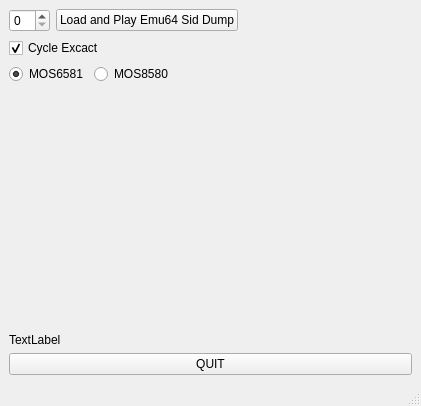
This is the_pico_sid_desktop_simulation/mainwindow.ui in ThKattanek/the_pico_sid as Qt 5 draws it before an edit. The edited form follows.
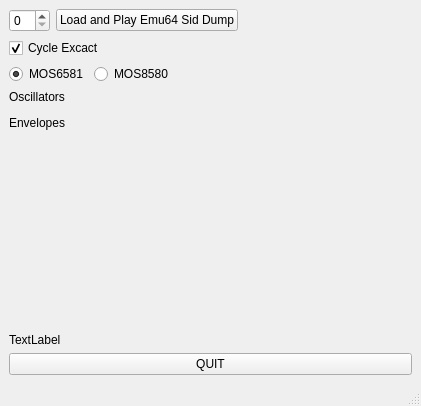
This is the edited form. Custom widgets are drawn as their Qt base class.

Commit message: destop_simulation: added three envelope osc views

Patch:
```diff
--- a/the_pico_sid_desktop_simulation/mainwindow.ui
+++ b/the_pico_sid_desktop_simulation/mainwindow.ui
@@ -97,6 +97,13 @@
       </item>
      </layout>
     </item>
+    <item>
+     <widget class="QLabel" name="label">
+      <property name="text">
+       <string>Oscillators</string>
+      </property>
+     </widget>
+    </item>
     <item>
      <layout class="QHBoxLayout" name="horizontalLayout_4">
       <item>
@@ -110,6 +117,26 @@
       </item>
      </layout>
     </item>
+    <item>
+     <widget class="QLabel" name="label_2">
+      <property name="text">
+       <string>Envelopes</string>
+      </property>
+     </widget>
+    </item>
+    <item>
+     <layout class="QHBoxLayout" name="horizontalLayout_5">
+      <item>
+       <widget class="OscilloscopeWidget" name="env1" native="true"/>
+      </item>
+      <item>
+       <widget class="OscilloscopeWidget" name="env2" native="true"/>
+      </item>
+      <item>
+       <widget class="OscilloscopeWidget" name="env3" native="true"/>
+      </item>
+     </layout>
+    </item>
     <item>
      <spacer name="verticalSpacer">
       <property name="orientation">
```
The commit also changes 1 other file.
